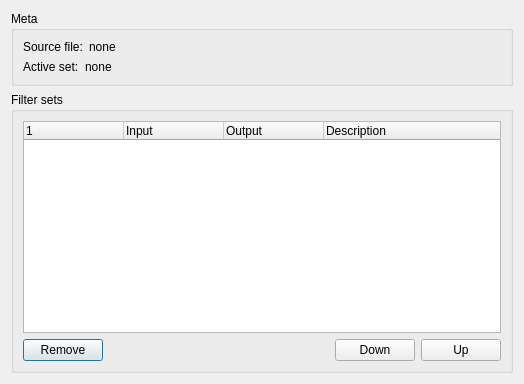
First picture: the form in src/display/qt/d_filter_sets_list_dialog.ui, repository mrehkopf/vcs, before the edit.
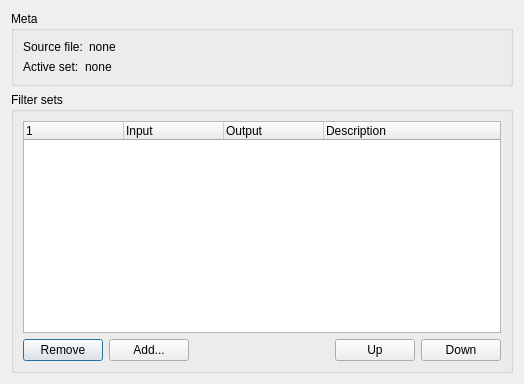
Second picture: the form after the edit.

Commit message: GUI: Make option to add new filter set a button

Diff of the .ui file:
```diff
--- a/src/display/qt/d_filter_sets_list_dialog.ui
+++ b/src/display/qt/d_filter_sets_list_dialog.ui
@@ -152,6 +152,13 @@
           </property>
          </widget>
         </item>
+        <item>
+         <widget class="QPushButton" name="pushButton_add">
+          <property name="text">
+           <string>Add...</string>
+          </property>
+         </widget>
+        </item>
         <item>
          <spacer name="horizontalSpacer">
           <property name="orientation">
@@ -165,13 +172,6 @@
           </property>
          </spacer>
         </item>
-        <item>
-         <widget class="QPushButton" name="pushButton_down">
-          <property name="text">
-           <string>Down</string>
-          </property>
-         </widget>
-        </item>
         <item>
          <widget class="QPushButton" name="pushButton_up">
           <property name="text">
@@ -179,6 +179,13 @@
           </property>
          </widget>
         </item>
+        <item>
+         <widget class="QPushButton" name="pushButton_down">
+          <property name="text">
+           <string>Down</string>
+          </property>
+         </widget>
+        </item>
        </layout>
       </item>
      </layout>
```
The commit also changes 2 other files.
